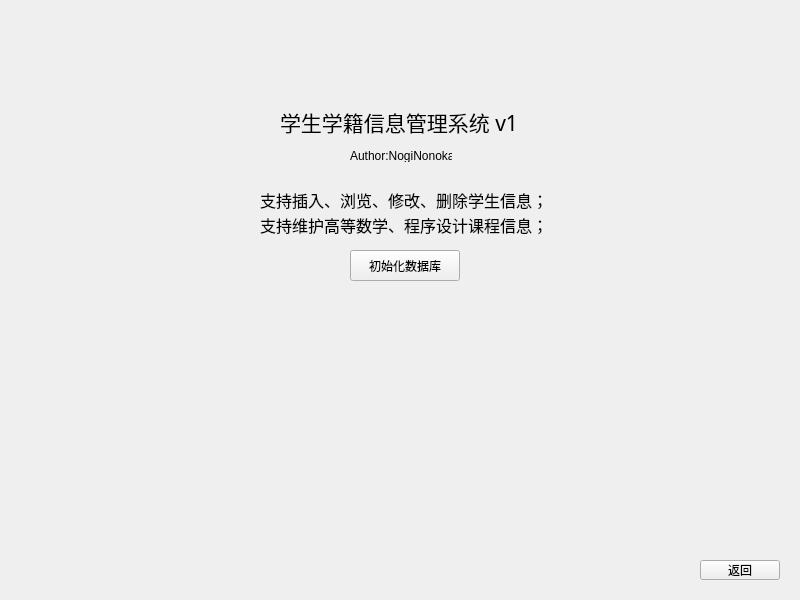
The window that SSMS/system_settings_widget.ui (NogiNonoka/StudentStatusManagementSystem) describes before a commit, drawn with Qt 5.
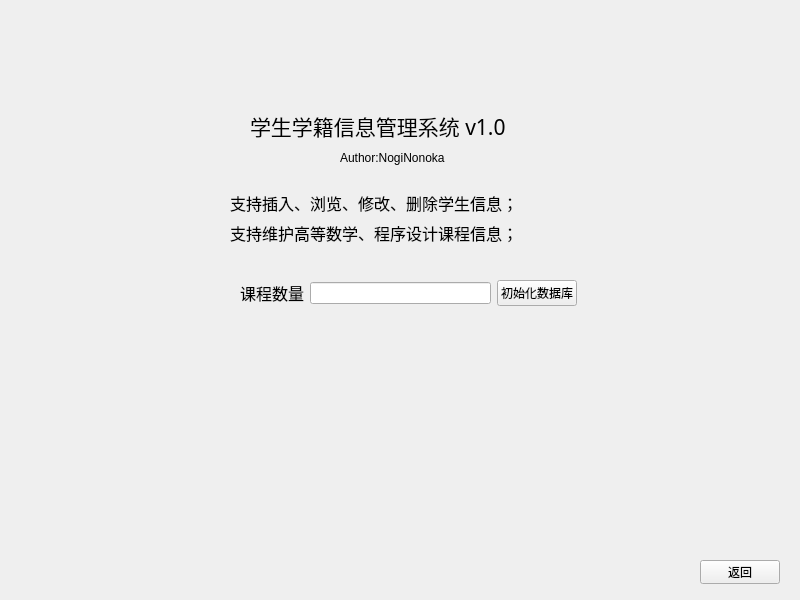
The same window after the commit.

Commit message: Refact Basic Class

Diff of the .ui file:
```diff
--- a/SSMS/system_settings_widget.ui
+++ b/SSMS/system_settings_widget.ui
@@ -19,7 +19,7 @@
      <x>700</x>
      <y>560</y>
      <width>80</width>
-     <height>20</height>
+     <height>24</height>
     </rect>
    </property>
    <property name="text">
@@ -29,10 +29,10 @@
   <widget class="QLabel" name="title">
    <property name="geometry">
     <rect>
-     <x>280</x>
+     <x>250</x>
      <y>110</y>
-     <width>239</width>
-     <height>24</height>
+     <width>307</width>
+     <height>31</height>
     </rect>
    </property>
    <property name="font">
@@ -48,36 +48,23 @@
   <widget class="QLabel" name="author">
    <property name="geometry">
     <rect>
-     <x>350</x>
+     <x>340</x>
      <y>150</y>
-     <width>102</width>
-     <height>12</height>
+     <width>128</width>
+     <height>15</height>
     </rect>
    </property>
    <property name="text">
     <string>Author:NogiNonoka</string>
    </property>
   </widget>
-  <widget class="QPushButton" name="initButton">
+  <widget class="QWidget" name="layoutWidget">
    <property name="geometry">
     <rect>
-     <x>350</x>
-     <y>250</y>
-     <width>110</width>
-     <height>31</height>
-    </rect>
-   </property>
-   <property name="text">
-    <string>初始化数据库</string>
-   </property>
-  </widget>
-  <widget class="QWidget" name="">
-   <property name="geometry">
-    <rect>
-     <x>260</x>
+     <x>230</x>
      <y>190</y>
-     <width>290</width>
-     <height>44</height>
+     <width>362</width>
+     <height>55</height>
     </rect>
    </property>
    <layout class="QVBoxLayout" name="verticalLayout">
@@ -109,6 +96,41 @@
     </item>
    </layout>
   </widget>
+  <widget class="QWidget" name="">
+   <property name="geometry">
+    <rect>
+     <x>240</x>
+     <y>280</y>
+     <width>337</width>
+     <height>26</height>
+    </rect>
+   </property>
+   <layout class="QHBoxLayout" name="horizontalLayout">
+    <item>
+     <widget class="QLabel" name="courseLabel">
+      <property name="font">
+       <font>
+        <family>Agency FB</family>
+        <pointsize>12</pointsize>
+       </font>
+      </property>
+      <property name="text">
+       <string>课程数量</string>
+      </property>
+     </widget>
+    </item>
+    <item>
+     <widget class="QLineEdit" name="initEdit"/>
+    </item>
+    <item>
+     <widget class="QPushButton" name="initButton">
+      <property name="text">
+       <string>初始化数据库</string>
+      </property>
+     </widget>
+    </item>
+   </layout>
+  </widget>
  </widget>
  <resources/>
  <connections/>
```
Left out of the diff: 2 changed lines with no effect on the pictures. The commit also changes 12 other files.
